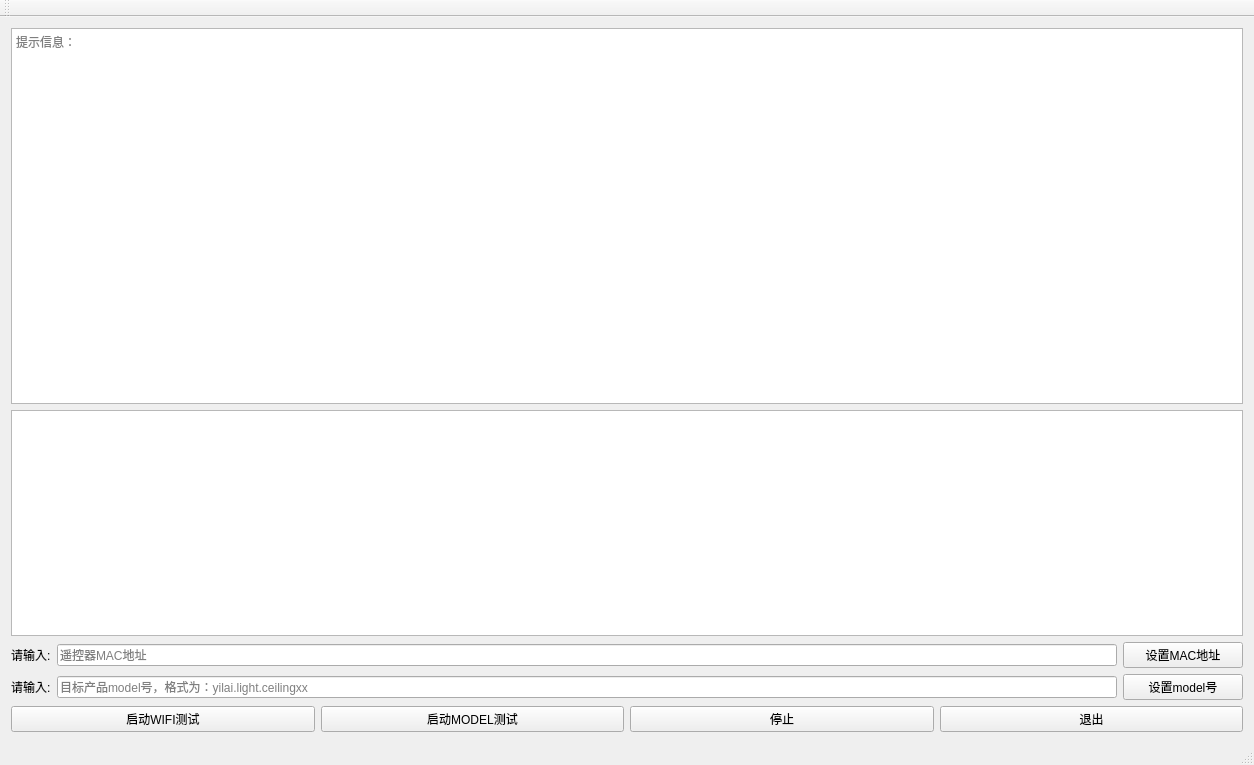
The window that mainwindow.ui (liuwming/NoxClient-of-Rasp) describes before a commit, drawn with Qt 5.
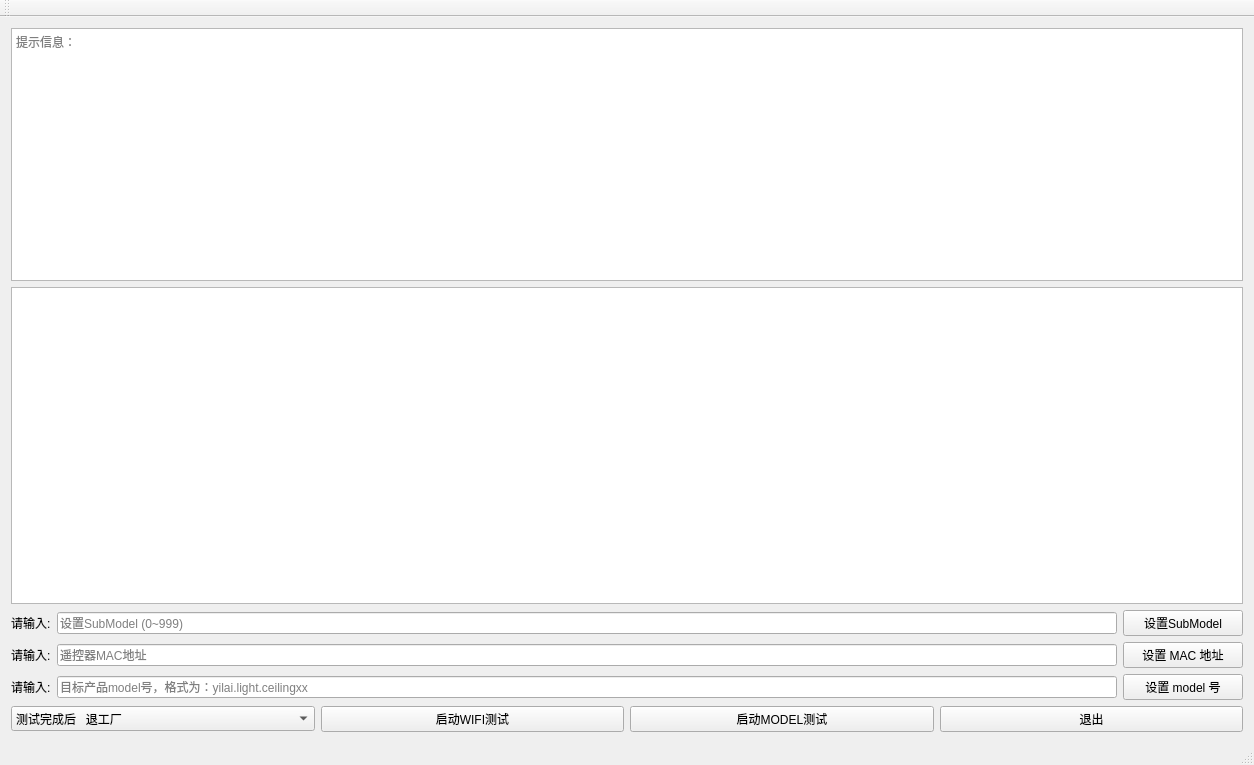
The same window after the commit.

Patch:
```diff
--- a/mainwindow.ui
+++ b/mainwindow.ui
@@ -16,7 +16,7 @@
   <widget class="QWidget" name="centralWidget">
    <layout class="QGridLayout" name="gridLayout_2">
     <item row="0" column="0">
-     <layout class="QVBoxLayout" name="verticalLayout" stretch="5,3">
+     <layout class="QVBoxLayout" name="verticalLayout" stretch="4,5">
       <property name="sizeConstraint">
        <enum>QLayout::SetFixedSize</enum>
       </property>
@@ -32,7 +32,7 @@
         <property name="minimumSize">
          <size>
           <width>0</width>
-          <height>120</height>
+          <height>160</height>
          </size>
         </property>
         <property name="maximumSize">
@@ -48,13 +48,37 @@
     <item row="1" column="0">
      <layout class="QGridLayout" name="gridLayout">
       <item row="0" column="0">
-       <widget class="QLabel" name="label">
+       <widget class="QLabel" name="label_3">
         <property name="text">
          <string>请输入:</string>
         </property>
        </widget>
       </item>
       <item row="0" column="1">
+       <widget class="QLineEdit" name="lineEditSubModel">
+        <property name="autoFillBackground">
+         <bool>false</bool>
+        </property>
+        <property name="placeholderText">
+         <string>设置SubModel (0~999)</string>
+        </property>
+       </widget>
+      </item>
+      <item row="0" column="2">
+       <widget class="QPushButton" name="pushButtonSubModel">
+        <property name="text">
+         <string>设置SubModel</string>
+        </property>
+       </widget>
+      </item>
+      <item row="1" column="0">
+       <widget class="QLabel" name="label">
+        <property name="text">
+         <string>请输入:</string>
+        </property>
+       </widget>
+      </item>
+      <item row="1" column="1">
        <widget class="QLineEdit" name="lineEditMac">
         <property name="autoFillBackground">
          <bool>false</bool>
@@ -64,21 +88,21 @@
         </property>
        </widget>
       </item>
-      <item row="0" column="2">
+      <item row="1" column="2">
        <widget class="QPushButton" name="pushButtonMac">
         <property name="text">
-         <string>设置MAC地址</string>
+         <string>设置 MAC 地址</string>
         </property>
        </widget>
       </item>
-      <item row="1" column="0">
+      <item row="2" column="0">
        <widget class="QLabel" name="label_2">
         <property name="text">
          <string>请输入:</string>
         </property>
        </widget>
       </item>
-      <item row="1" column="1">
+      <item row="2" column="1">
        <widget class="QLineEdit" name="lineEditModel">
         <property name="autoFillBackground">
          <bool>false</bool>
@@ -88,7 +112,7 @@
         </property>
        </widget>
       </item>
-      <item row="1" column="2">
+      <item row="2" column="2">
        <widget class="QPushButton" name="pushButtonModel">
         <property name="minimumSize">
          <size>
@@ -97,7 +121,7 @@
          </size>
         </property>
         <property name="text">
-         <string>设置model号</string>
+         <string>设置 model 号</string>
         </property>
        </widget>
       </item>
@@ -105,6 +129,49 @@
     </item>
     <item row="2" column="0">
      <layout class="QHBoxLayout" name="horizontalLayout">
+      <item>
+       <widget class="QComboBox" name="comboBox">
+        <property name="minimumSize">
+         <size>
+          <width>0</width>
+          <height>25</height>
+         </size>
+        </property>
+        <property name="maximumSize">
+         <size>
+          <width>16777215</width>
+          <height>16777215</height>
+         </size>
+        </property>
+        <property name="styleSheet">
+         <string notr="true">QComboBox QAbstractItemView  
+{  
+     border: 1px solid rgb(10,161,161);  
+}  
+  
+QComboBox QAbstractItemView::item  
+{  
+    height: 60px;
+}  
+  
+QComboBox QAbstractItemView::item:selected  
+{     
+    background-color: rgba(54, 8, 180);  
+} 
+</string>
+        </property>
+        <item>
+         <property name="text">
+          <string>测试完成后   退工厂</string>
+         </property>
+        </item>
+        <item>
+         <property name="text">
+          <string>测试完成后   不退工厂</string>
+         </property>
+        </item>
+       </widget>
+      </item>
       <item>
        <widget class="QPushButton" name="pushButtonStartWifi">
         <property name="text">
@@ -119,13 +186,6 @@
         </property>
        </widget>
       </item>
-      <item>
-       <widget class="QPushButton" name="pushButtonStop">
-        <property name="text">
-         <string>停止</string>
-        </property>
-       </widget>
-      </item>
       <item>
        <widget class="QPushButton" name="pushButtonClose">
         <property name="text">
```
